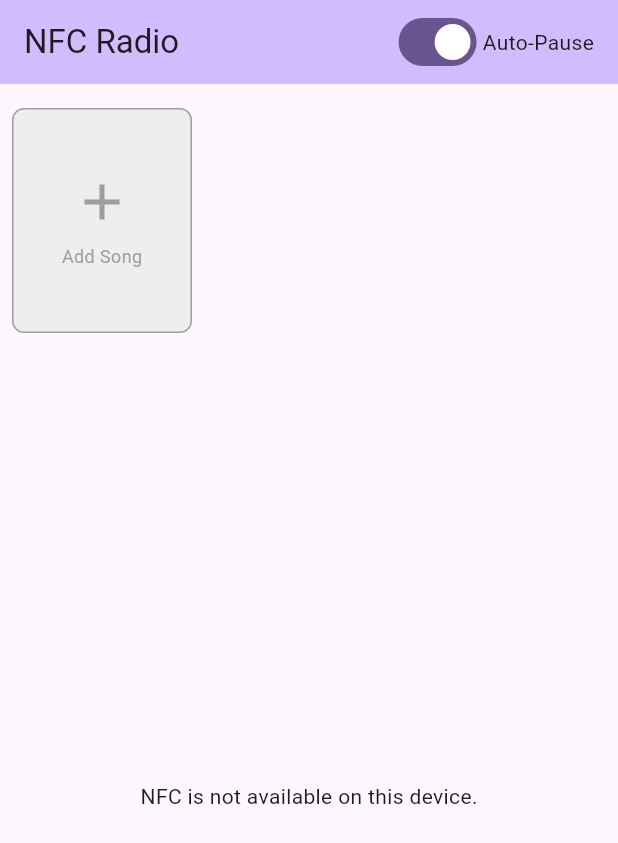
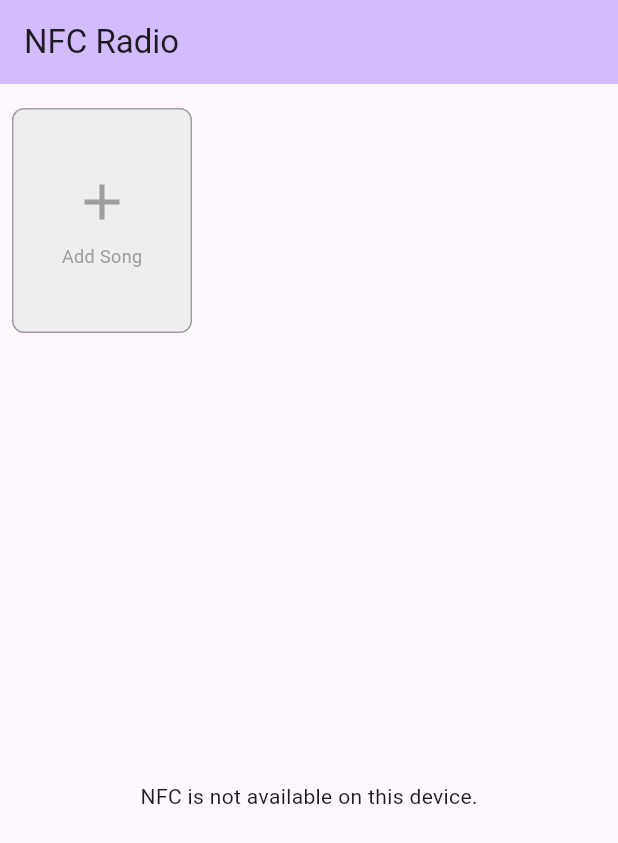
Before and after one commit to trapplab/NFC-Radio, a Flutter app: the screen it shows after launch, on a phone screen of 412 x 824 dp. Shown: the top 843 px of the screen. Run offline on Flutter 3.47's test engine with Material 3 defaults, Android fonts, the phone set to English and light mode, and no system bars; our stand-ins replace audioplayers, file_picker, hive, hive_flutter, permission_handler, wakelock_plus; missing offline and left inert: nfc_manager; accounts and stored records are empty.

Commit message:
remove complex debouncing

```diff
--- a/nfc_jukebox/lib/main.dart
+++ b/nfc_jukebox/lib/main.dart
@@ -186,15 +186,6 @@ class _NFCJukeboxHomePageState extends State<NFCJukeboxHomePage> with WidgetsBin
               onPressed: () => _showStorageDebugDialog(context),
               tooltip: 'Storage Debug',
             ),
-          // Auto-pause toggle
-          Switch(
-            value: nfcService.autoPauseEnabled,
-            onChanged: (value) {
-              nfcService.setAutoPause(value);
-            },
-          ),
-          const Text('Auto-Pause'),
-          const SizedBox(width: 16),
         ],
       ),
       body: Column(
@@ -359,7 +350,7 @@ class _NFCJukeboxHomePageState extends State<NFCJukeboxHomePage> with WidgetsBin
                               Text(
                                 nfcService.isScanning
                                   ? 'Scanning for NFC tags...'
-                                  : 'Scanning paused (auto-resume in ${nfcService.autoResumeDelaySeconds}s)',
+                                  : 'Scanning paused',
                                 style: TextStyle(
                                   color: nfcService.isScanning ? Colors.green : Colors.orange,
                                   fontWeight: FontWeight.bold,
@@ -375,35 +366,6 @@ class _NFCJukeboxHomePageState extends State<NFCJukeboxHomePage> with WidgetsBin
                               textAlign: TextAlign.center,
                             ),
                           ],
-                          const SizedBox(height: 8),
-                          // Auto-pause status indicator
-                          Container(
-                            padding: const EdgeInsets.symmetric(horizontal: 12, vertical: 6),
-                            decoration: BoxDecoration(
-                              color: nfcService.autoPauseEnabled ? Colors.green[100] : Colors.grey[200],
-                              borderRadius: BorderRadius.circular(12),
-                            ),
-                            child: Row(
-                              mainAxisSize: MainAxisSize.min,
-                              children: [
-                                Icon(
-                                  nfcService.autoPauseEnabled ? Icons.timer : Icons.timer_off,
-                                  size: 16,
-                                  color: nfcService.autoPauseEnabled ? Colors.green : Colors.grey,
-                                ),
-                                const SizedBox(width: 4),
-                                Text(
-                                  nfcService.autoPauseEnabled
-                                    ? 'Auto-pause enabled (${nfcService.autoResumeDelaySeconds}s delay)'
-                                    : 'Auto-pause disabled',
-                                  style: TextStyle(
-                                    fontSize: 11,
-                                    color: nfcService.autoPauseEnabled ? Colors.green[700] : Colors.grey[700],
-                                  ),
-                                ),
-                              ],
-                            ),
-                          ),
                         ],
                       ),
                     ),
@@ -425,38 +387,6 @@ class _NFCJukeboxHomePageState extends State<NFCJukeboxHomePage> with WidgetsBin
                           child: const Text('Stop Scanning'),
                         ),
                       ],
-                    ),
-                    const SizedBox(height: 16),
-                    // Auto-resume delay slider
-                    Container(
-                      padding: const EdgeInsets.all(12),
-                      decoration: BoxDecoration(
-                        border: Border.all(color: Colors.grey[300]!),
-                        borderRadius: BorderRadius.circular(8),
-                      ),
-                      child: Column(
-                        children: [
-                          const Text('Auto-resume delay', style: TextStyle(fontWeight: FontWeight.bold)),
-                          Row(
-                            mainAxisAlignment: MainAxisAlignment.center,
-                            children: [
-                              Text('${nfcService.autoResumeDelaySeconds}s'),
-                              SizedBox(
-                                width: 200,
-                                child: Slider(
-                                  value: nfcService.autoResumeDelaySeconds.toDouble(),
-                                  min: 1,
-                                  max: 10,
-                                  divisions: 9,
-                                  onChanged: (value) {
-                                    nfcService.setAutoResumeDelay(value.toInt());
-                                  },
-                                ),
-                              ),
-                            ],
-                          ),
-                        ],
-                      ),
                     ),
                     const SizedBox(height: 16),
                     if (musicPlayer.isPlaying || musicPlayer.isPaused) ...[
@@ -978,7 +908,6 @@ class _NFCJukeboxHomePageState extends State<NFCJukeboxHomePage> with WidgetsBin
               Text('• NFC Available: ${nfcService.isNfcAvailable}'),
               Text('• NFC Scanning: ${nfcService.isScanning}'),
               Text('• Current UUID: ${nfcService.currentNfcUuid ?? "None"}'),
-              Text('• Auto-Pause: ${nfcService.autoPauseEnabled}'),
               const SizedBox(height: 16),
 
               const Text('Music Player Status:', style: TextStyle(fontWeight: FontWeight.bold)),
```
Also changed, not shown: nfc_jukebox/lib/nfc_service.dart (+2 -47 lines).
